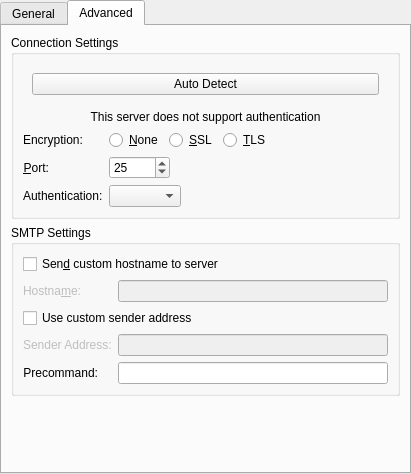
The window that src/kmailtransport/plugins/smtp/smtpsettings.ui (KDE/kmailtransport) describes before a commit, drawn with Qt 5.
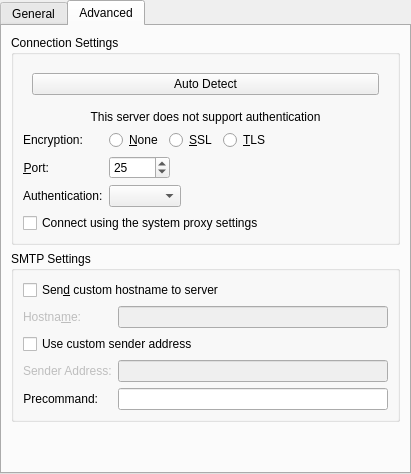
The same window after the commit. The open tabs and pages were chosen to show the change. Custom widgets are drawn as their Qt base class.

Commit message:
Mail transport setting and GUI for the SMTP proxy option
This is the GUI for the option, appearing on the "Advanced" tab
of the resource configuration dialogue.  The setting is take
from the transport configuration and set for the SMTP session.

```diff
--- a/src/kmailtransport/plugins/smtp/smtpsettings.ui
+++ b/src/kmailtransport/plugins/smtp/smtpsettings.ui
@@ -282,6 +282,13 @@
             <item row="2" column="1">
              <widget class="QComboBox" name="authCombo"/>
             </item>
+            <item row="3" column="0" colspan="2">
+             <widget class="QCheckBox" name="kcfg_useProxy">
+              <property name="text">
+               <string>Connect using the system proxy settings</string>
+              </property>
+             </widget>
+            </item>
            </layout>
           </item>
          </layout>
```
The commit also changes 2 other files.
